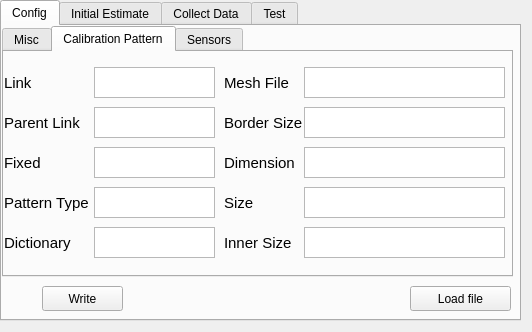
Above: atom_rviz_plugin/src/ui/calibration_panel.ui from lardemua/atom_rviz_plugin before the change. Below: the same form after it.
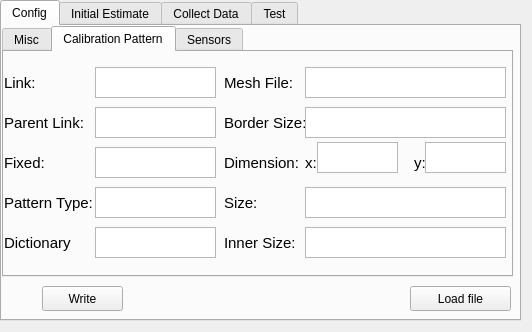
That is the form after the change. The open tabs and pages were chosen to show the change.

Commit message: Just some updates on the project.

What changed in the file:
```diff
--- a/atom_rviz_plugin/src/ui/calibration_panel.ui
+++ b/atom_rviz_plugin/src/ui/calibration_panel.ui
@@ -214,7 +214,7 @@
        </property>
        <property name="geometry">
         <rect>
-         <x>90</x>
+         <x>91</x>
          <y>15</y>
          <width>121</width>
          <height>31</height>
@@ -271,7 +271,7 @@
         </font>
        </property>
        <property name="text">
-        <string>Link</string>
+        <string>Link:</string>
        </property>
       </widget>
       <widget class="QTextEdit" name="paramCalibPatParentLinkTextEdit">
@@ -280,7 +280,7 @@
        </property>
        <property name="geometry">
         <rect>
-         <x>90</x>
+         <x>91</x>
          <y>55</y>
          <width>121</width>
          <height>31</height>
@@ -327,7 +327,7 @@
         <rect>
          <x>0</x>
          <y>62</y>
-         <width>81</width>
+         <width>91</width>
          <height>17</height>
         </rect>
        </property>
@@ -337,7 +337,7 @@
         </font>
        </property>
        <property name="text">
-        <string>Parent Link</string>
+        <string>Parent Link:</string>
        </property>
       </widget>
       <widget class="QLabel" name="paramCalibPatFixedLabel">
@@ -355,7 +355,7 @@
         </font>
        </property>
        <property name="text">
-        <string>Fixed</string>
+        <string>Fixed:</string>
        </property>
       </widget>
       <widget class="QTextEdit" name="paramCalibPatFixedTextEdit">
@@ -364,7 +364,7 @@
        </property>
        <property name="geometry">
         <rect>
-         <x>90</x>
+         <x>91</x>
          <y>95</y>
          <width>121</width>
          <height>31</height>
@@ -411,7 +411,7 @@
         <rect>
          <x>0</x>
          <y>142</y>
-         <width>91</width>
+         <width>100</width>
          <height>17</height>
         </rect>
        </property>
@@ -421,7 +421,7 @@
         </font>
        </property>
        <property name="text">
-        <string>Pattern Type</string>
+        <string>Pattern Type:</string>
        </property>
       </widget>
       <widget class="QTextEdit" name="paramCalibPatPatternTypeTextEdit">
@@ -430,7 +430,7 @@
        </property>
        <property name="geometry">
         <rect>
-         <x>90</x>
+         <x>91</x>
          <y>135</y>
          <width>121</width>
          <height>31</height>
@@ -496,7 +496,7 @@
        </property>
        <property name="geometry">
         <rect>
-         <x>90</x>
+         <x>91</x>
          <y>175</y>
          <width>121</width>
          <height>31</height>
@@ -543,7 +543,7 @@
         <rect>
          <x>220</x>
          <y>182</y>
-         <width>71</width>
+         <width>91</width>
          <height>17</height>
         </rect>
        </property>
@@ -553,7 +553,7 @@
         </font>
        </property>
        <property name="text">
-        <string>Inner Size</string>
+        <string>Inner Size:</string>
        </property>
       </widget>
       <widget class="QTextEdit" name="paramCalibPatMeshFileTextEdit">
@@ -562,7 +562,7 @@
        </property>
        <property name="geometry">
         <rect>
-         <x>300</x>
+         <x>301</x>
          <y>15</y>
          <width>201</width>
          <height>31</height>
@@ -609,7 +609,7 @@
         <rect>
          <x>220</x>
          <y>22</y>
-         <width>71</width>
+         <width>81</width>
          <height>17</height>
         </rect>
        </property>
@@ -619,7 +619,7 @@
         </font>
        </property>
        <property name="text">
-        <string>Mesh File</string>
+        <string>Mesh File:</string>
        </property>
       </widget>
       <widget class="QLabel" name="paramCalibPatBorderSizeLabel">
@@ -637,7 +637,7 @@
         </font>
        </property>
        <property name="text">
-        <string>Border Size</string>
+        <string>Border Size:</string>
        </property>
       </widget>
       <widget class="QTextEdit" name="paramCalibPatInnerSizeTextEdit">
@@ -646,7 +646,7 @@
        </property>
        <property name="geometry">
         <rect>
-         <x>300</x>
+         <x>301</x>
          <y>175</y>
          <width>201</width>
          <height>31</height>
@@ -694,7 +694,7 @@
        </property>
        <property name="geometry">
         <rect>
-         <x>300</x>
+         <x>301</x>
          <y>135</y>
          <width>201</width>
          <height>31</height>
@@ -741,7 +741,7 @@
         <rect>
          <x>220</x>
          <y>102</y>
-         <width>71</width>
+         <width>81</width>
          <height>17</height>
         </rect>
        </property>
@@ -751,7 +751,7 @@
         </font>
        </property>
        <property name="text">
-        <string>Dimension</string>
+        <string>Dimension:</string>
        </property>
       </widget>
       <widget class="QTextEdit" name="paramCalibPatDimensionTextEdit">
@@ -760,9 +760,9 @@
        </property>
        <property name="geometry">
         <rect>
-         <x>300</x>
-         <y>95</y>
-         <width>201</width>
+         <x>313</x>
+         <y>90</y>
+         <width>81</width>
          <height>31</height>
         </rect>
        </property>
@@ -808,7 +808,7 @@
        </property>
        <property name="geometry">
         <rect>
-         <x>300</x>
+         <x>301</x>
          <y>55</y>
          <width>201</width>
          <height>31</height>
@@ -865,7 +865,91 @@
         </font>
        </property>
        <property name="text">
-        <string>Size</string>
+        <string>Size:</string>
+       </property>
+      </widget>
+      <widget class="QTextEdit" name="paramCalibPatDimensionYTextEdit">
+       <property name="enabled">
+        <bool>true</bool>
+       </property>
+       <property name="geometry">
+        <rect>
+         <x>421</x>
+         <y>90</y>
+         <width>81</width>
+         <height>31</height>
+        </rect>
+       </property>
+       <property name="sizePolicy">
+        <sizepolicy hsizetype="Expanding" vsizetype="Expanding">
+         <horstretch>0</horstretch>
+         <verstretch>0</verstretch>
+        </sizepolicy>
+       </property>
+       <property name="minimumSize">
+        <size>
+         <width>0</width>
+         <height>0</height>
+        </size>
+       </property>
+       <property name="maximumSize">
+        <size>
+         <width>16777215</width>
+         <height>16777215</height>
+        </size>
+       </property>
+       <property name="sizeIncrement">
+        <size>
+         <width>0</width>
+         <height>-31072</height>
+        </size>
+       </property>
+       <property name="baseSize">
+        <size>
+         <width>0</width>
+         <height>0</height>
+        </size>
+       </property>
+       <property name="font">
+        <font>
+         <pointsize>10</pointsize>
+        </font>
+       </property>
+      </widget>
+      <widget class="QLabel" name="paramCalibPatDimensionLabel_2">
+       <property name="geometry">
+        <rect>
+         <x>301</x>
+         <y>102</y>
+         <width>21</width>
+         <height>17</height>
+        </rect>
+       </property>
+       <property name="font">
+        <font>
+         <pointsize>11</pointsize>
+        </font>
+       </property>
+       <property name="text">
+        <string>x:</string>
+       </property>
+      </widget>
+      <widget class="QLabel" name="paramCalibPatDimensionLabel_3">
+       <property name="geometry">
+        <rect>
+         <x>410</x>
+         <y>102</y>
+         <width>21</width>
+         <height>17</height>
+        </rect>
+       </property>
+       <property name="font">
+        <font>
+         <pointsize>11</pointsize>
+        </font>
+       </property>
+       <property name="text">
+        <string>y:</string>
        </property>
       </widget>
      </widget>
```
Left out of the diff: 4 changed lines with no effect on the pictures. The commit also changes 1 other file.
